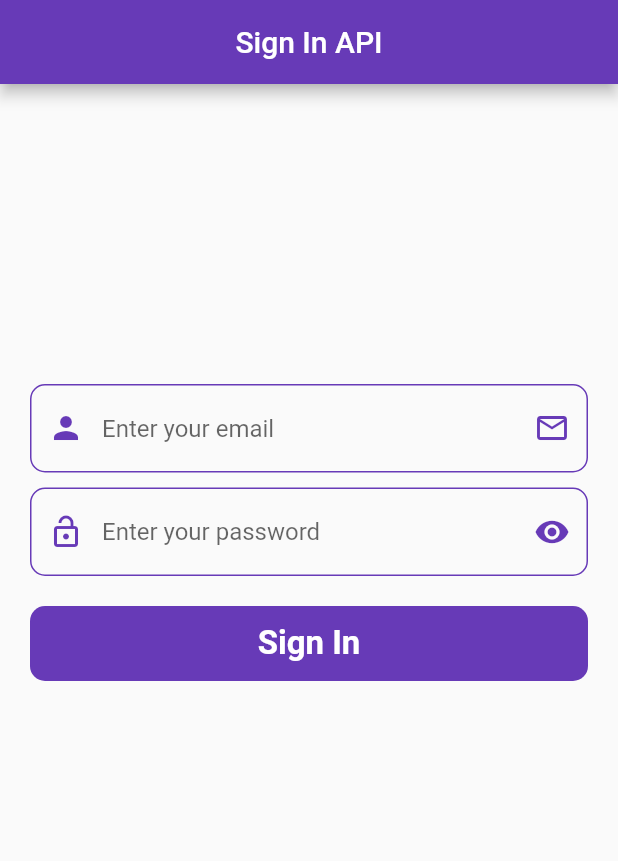
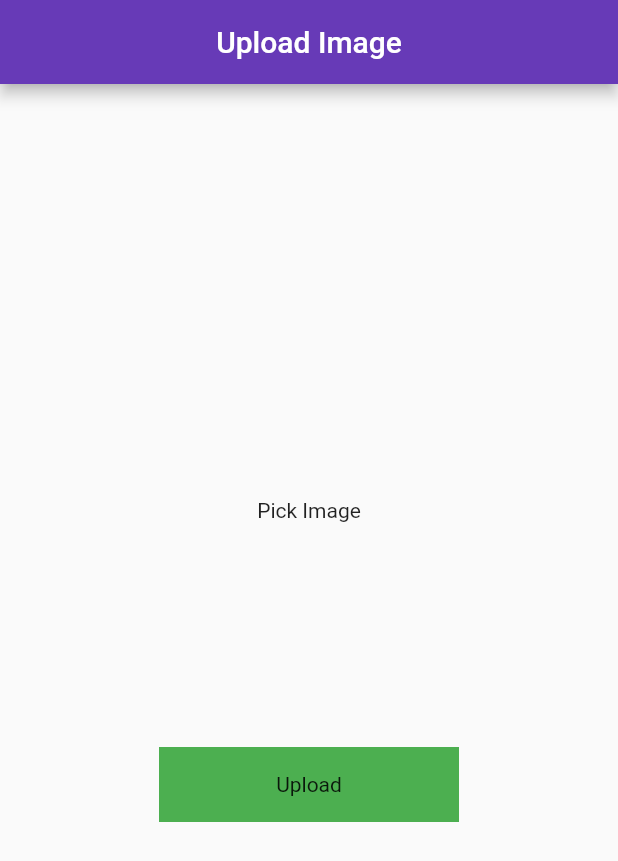
Before and after one commit to hamidhosen42/Flutter-REST-API, a Flutter app: the screen it shows after launch, on a phone screen of 412 x 824 dp. Shown: the top 861 px of the screen. Run offline on Flutter 3.47's test engine with Material 2 defaults, Android fonts, the phone set to English and light mode, and no system bars; drawn by our look-alikes of modal_progress_hud_nsn; our stand-ins replace image_picker.

Commit message:
rest api image upload

```diff
--- /dev/null
+++ b/lib/POST_API/upload_image.dart
@@ -0,0 +1,122 @@
+// ignore_for_file: prefer_const_constructors, prefer_const_literals_to_create_immutables, unused_field, avoid_unnecessary_containers, unused_local_variable, avoid_print, unnecessary_new
+
+import 'dart:io';
+
+import 'package:flutter/material.dart';
+import 'package:image_picker/image_picker.dart';
+import 'package:modal_progress_hud_nsn/modal_progress_hud_nsn.dart';
+import 'package:http/http.dart' as http;
+
+class UploadImageScreen extends StatefulWidget {
+  const UploadImageScreen({super.key});
+
+  @override
+  State<UploadImageScreen> createState() => _UploadImageScreenState();
+}
+
+class _UploadImageScreenState extends State<UploadImageScreen> {
+  File? image;
+  final _picker = ImagePicker();
+  bool showSpinner = false;
+
+  Future getImage() async {
+    final pickedFile = await _picker.pickImage(source: ImageSource.gallery);
+
+    if (pickedFile != null) {
+      image = File(pickedFile.path);
+      setState(() {});
+    } else {
+      print("No image selected");
+    }
+  }
+
+  Future<void> uploadImage() async {
+    setState(() {
+      showSpinner = true;
+    });
+
+    var stream = new http.ByteStream(image!.openRead());
+    stream.cast();
+
+    var length = await image!.length();
+
+    var uri = Uri.parse("https://fakestoreapi.com/products");
+
+    var request = new http.MultipartRequest('POST', uri);
+
+    request.fields['title'] = "Static title";
+
+    var multiport = new http.MultipartFile('image', stream, length);
+
+    request.files.add(multiport);
+
+    var response = await request.send();
+
+    print(response.stream.toString());
+    if (response.statusCode == 200) {
+      setState(() {
+        showSpinner = false;
+      });
+      print('image uploaded');
+    } else {
+      print('failed');
+      setState(() {
+        showSpinner = false;
+      });
+    }
+  }
+
+  @override
+  Widget build(BuildContext context) {
+    return ModalProgressHUD(
+      inAsyncCall: showSpinner,
+      child: Scaffold(
+        appBar: AppBar(
+          title: Text("Upload Image"),
+          centerTitle: true,
+        ),
+        body: Column(
+          mainAxisAlignment: MainAxisAlignment.center,
+          crossAxisAlignment: CrossAxisAlignment.center,
+          children: [
+            GestureDetector(
+              onTap: () {
+                getImage();
+              },
+              child: Container(
+                child: image == null
+                    ? Center(
+                        child: Text("Pick Image"),
+                      )
+                    : Container(
+                        child: Center(
+                          child: Image.file(
+                            File(image!.path).absolute,
+                            height: 100,
+                            width: 100,
+                            fit: BoxFit.cover,
+                          ),
+                        ),
+                      ),
+              ),
+            ),
+            SizedBox(
+              height: 150,
+            ),
+            GestureDetector(
+              onTap: () {
+                uploadImage();
+              },
+              child: Container(
+                height: 50,
+                width: 200,
+                color: Colors.green,
+                child: Center(child: Text('Upload')),
+              ),
+            )
+          ],
+        ),
+      ),
+    );
+  }
+}
--- a/lib/main.dart
+++ b/lib/main.dart
@@ -7,6 +7,7 @@ import 'package:flutter_rest_api/Get_API/home_screen4.dart';
 import 'package:flutter_rest_api/Get_API/home_screen5.dart';
 import 'package:flutter_rest_api/POST_API/login.dart';
 import 'package:flutter_rest_api/POST_API/sign_up.dart';
+import 'package:flutter_rest_api/POST_API/upload_image.dart';
 
 void main(List<String> args) {
   runApp(MyApp());
@@ -29,7 +30,8 @@ class MyApp extends StatelessWidget {
       // home: HomeScreen4(),
       // home: HomeScreen5(),
       // home: SignUpScreen(),
-      home: SignInScreen(),
+      // home: SignInScreen(),
+      home: UploadImageScreen(),
     );
   }
 }
--- a/pubspec.yaml
+++ b/pubspec.yaml
@@ -38,6 +38,7 @@ dependencies:
   cupertino_icons: ^1.0.2
   modal_progress_hud_nsn:
   http:
+  image_picker:
 
 dev_dependencies:
   flutter_test:
```
Also changed, not shown: pubspec.lock, 1 other file.
